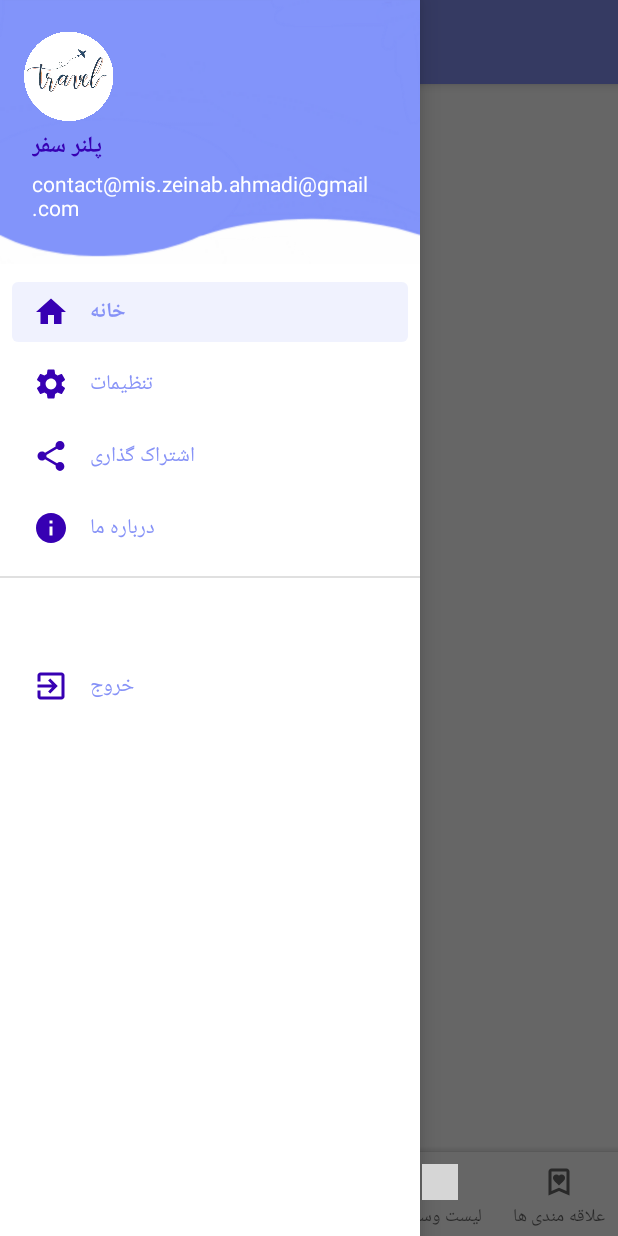
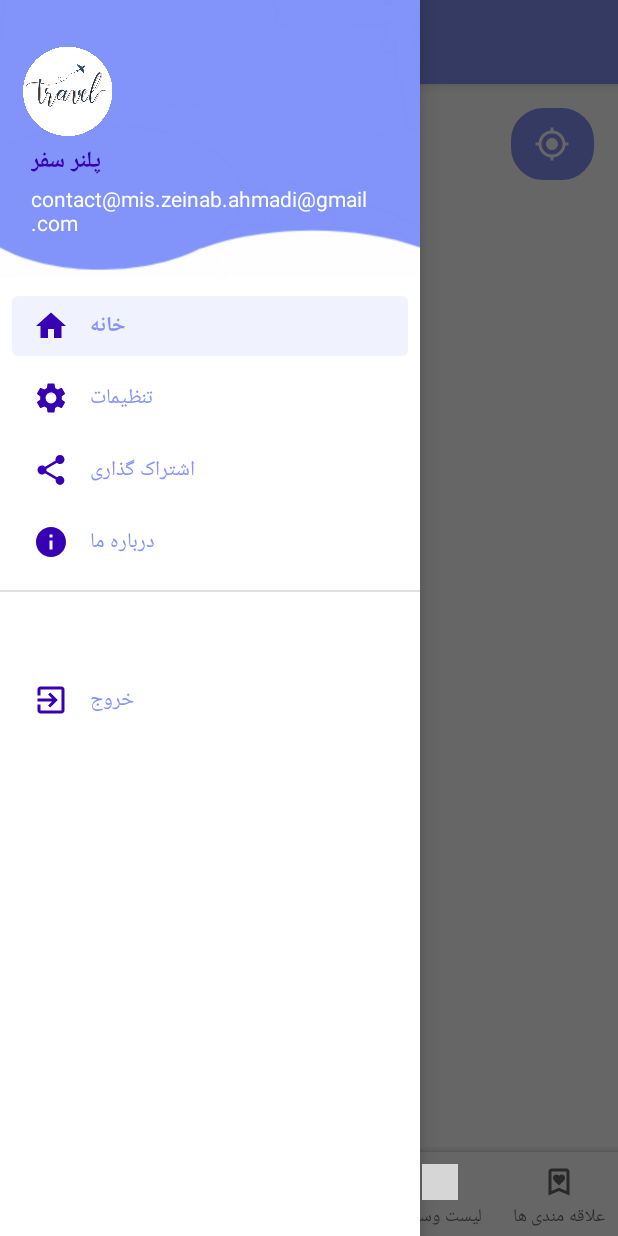
Before and after one commit to zahmadi98/TravelPlanner, an Android app: the fragment MapSelectFragment placed in its activity, with the side drawer open, on a phone screen of 412 x 824 dp. Run offline under Robolectric (Android 15) with nearby library versions, the phone set to English and light mode, and no system bars; libraries missing offline, so code that uses them is left out: org.osmdroid.config, org.osmdroid.util, org.osmdroid.views; plain views replace MapView; 6 statements that could not run were skipped; grey boxes are pictures that could not be loaded.

Commit message:
fixed bug

```diff
--- a/app/build.gradle
+++ b/app/build.gradle
@@ -35,6 +35,7 @@ dependencies {
     implementation libs.constraintlayout
 
     implementation 'org.osmdroid:osmdroid-android:6.1.14'
+    implementation libs.play.services.location
 
     testImplementation libs.junit
     androidTestImplementation libs.ext.junit
--- a/app/src/main/java/com/example/travelplanner/CustomScrollView.java
+++ b/app/src/main/java/com/example/travelplanner/CustomScrollView.java
@@ -18,7 +18,6 @@ public class CustomScrollView extends ScrollView {
     @Override
     public boolean onInterceptTouchEvent(MotionEvent ev) {
         if (ev.getPointerCount() > 1) {
-            // وقتی بیش از یک انگشت لمس کرد، اسکرول ویو رو رویداد رو نگیره، یعنی بزاره پایین تر هندل بشه
             return false;
         }
         return super.onInterceptTouchEvent(ev);
--- a/app/src/main/java/com/example/travelplanner/MainActivity.java
+++ b/app/src/main/java/com/example/travelplanner/MainActivity.java
@@ -24,14 +24,12 @@ public class MainActivity extends AppCompatActivity {
         setContentView(R.layout.activity_main);
         userManager = new UserManager(this);
 
-        // پدینگ برای بار سیستم
         ViewCompat.setOnApplyWindowInsetsListener(findViewById(R.id.main), (v, insets) -> {
             Insets systemBars = insets.getInsets(WindowInsetsCompat.Type.systemBars());
             v.setPadding(systemBars.left, systemBars.top, systemBars.right, systemBars.bottom);
             return insets;
         });
 
-        // ورود به صفحه ثبت‌نام
         TextView signupText = findViewById(R.id.signinText);
         signupText.setOnClickListener(v -> {
             Intent intent = new Intent(MainActivity.this, SignupActivity.class);
--- a/app/src/main/java/com/example/travelplanner/MapSelectFragment.java
+++ b/app/src/main/java/com/example/travelplanner/MapSelectFragment.java
@@ -5,8 +5,6 @@ import android.annotation.SuppressLint;
 import android.content.pm.PackageManager;
 import android.os.Bundle;
 
-import androidx.activity.result.ActivityResultLauncher;
-import androidx.activity.result.contract.ActivityResultContracts;
 import androidx.annotation.NonNull;
 import androidx.annotation.Nullable;
 import androidx.core.content.ContextCompat;
@@ -19,6 +17,9 @@ import android.view.ViewGroup;
 import android.widget.Button;
 import android.widget.Toast;
 
+import com.google.android.gms.location.FusedLocationProviderClient;
+import com.google.android.gms.location.LocationServices;
+
 import org.osmdroid.config.Configuration;
 import org.osmdroid.util.GeoPoint;
 import org.osmdroid.views.MapView;
@@ -29,7 +30,8 @@ public class MapSelectFragment extends Fragment {
     private MapView mapView;
     private Marker selectedMarker;
     private GeoPoint selectedPoint;
-    private Button btnConfirm;
+    private Button btnConfirm, btnCurrentLocation;
+    private FusedLocationProviderClient fusedLocationClient;
 
     @Nullable
     @Override
@@ -45,25 +47,22 @@ public class MapSelectFragment extends Fragment {
         super.onViewCreated(view, savedInstanceState);
 
         btnConfirm = view.findViewById(R.id.btnConfirm);
+        btnCurrentLocation = view.findViewById(R.id.btnCurrentLocation);
         mapView = view.findViewById(R.id.map);
         mapView.setMultiTouchControls(true);
+
+        fusedLocationClient = LocationServices.getFusedLocationProviderClient(requireActivity());
 
         checkLocationPermissions();
 
         // نقطه شروع (مرکز ایران)
         GeoPoint startPoint = new GeoPoint(32.4279, 53.6880);
         mapView.post(() -> {
-        mapView.getController().setZoom(5.0);
-        mapView.getController().animateTo(startPoint);
+            mapView.getController().setZoom(5.0);
+            mapView.getController().animateTo(startPoint);
         });
 
-        mapView.invalidate();
-        mapView.setMultiTouchControls(true);
-
-        mapView.setOnClickListener(v -> Toast.makeText(getContext(), "روی نقشه کلیک کن!", Toast.LENGTH_SHORT).show());
-
-        mapView.getOverlays().clear();
-
+        // انتخاب مکان با لمس
         mapView.setOnTouchListener((v, event) -> {
             if (event.getAction() == MotionEvent.ACTION_UP) {
                 GeoPoint point = (GeoPoint) mapView.getProjection().fromPixels((int) event.getX(), (int) event.getY());
@@ -80,6 +79,7 @@ public class MapSelectFragment extends Fragment {
             return false;
         });
 
+        // دکمه تأیید
         btnConfirm.setOnClickListener(v -> {
             if (selectedPoint != null) {
                 String locationText = "Lat: " + selectedPoint.getLatitude() + ", Lon: " + selectedPoint.getLongitude();
@@ -94,36 +94,51 @@ public class MapSelectFragment extends Fragment {
                 Toast.makeText(getContext(), "لطفا ابتدا مکان را انتخاب کنید", Toast.LENGTH_SHORT).show();
             }
         });
+
+        // دکمه مکان فعلی
+        btnCurrentLocation.setOnClickListener(v -> startLocationRelatedTask());
     }
 
-    private final ActivityResultLauncher<String[]> locationPermissionLauncher =
-            registerForActivityResult(new ActivityResultContracts.RequestMultiplePermissions(), result -> {
-                Boolean fineLocationGranted = result.getOrDefault(Manifest.permission.ACCESS_FINE_LOCATION, false);
-                Boolean coarseLocationGranted = result.getOrDefault(Manifest.permission.ACCESS_COARSE_LOCATION, false);
-                if (Boolean.TRUE.equals(fineLocationGranted) && Boolean.TRUE.equals(coarseLocationGranted)) {
-                    startLocationRelatedTask();
-                } else {
-                    Toast.makeText(getContext(), "مجوز دسترسی به موقعیت داده نشد!", Toast.LENGTH_SHORT).show();
-                }
-            });
-
     private void checkLocationPermissions() {
-        if (ContextCompat.checkSelfPermission(requireContext(), Manifest.permission.ACCESS_FINE_LOCATION)
-                != PackageManager.PERMISSION_GRANTED ||
-                ContextCompat.checkSelfPermission(requireContext(), Manifest.permission.ACCESS_COARSE_LOCATION)
-                        != PackageManager.PERMISSION_GRANTED) {
-
-            locationPermissionLauncher.launch(new String[]{
-                    Manifest.permission.ACCESS_FINE_LOCATION,
-                    Manifest.permission.ACCESS_COARSE_LOCATION
-            });
-        } else {
-            startLocationRelatedTask();
-        }
+        // اینجا می‌تونی سیستم درخواست مجوز رو اضافه کنی
     }
 
     private void startLocationRelatedTask() {
         Toast.makeText(getContext(), "مجوزهای لوکیشن داده شدند، آماده کار!", Toast.LENGTH_SHORT).show();
-        // اینجا میتونی کاری مثل گرفتن لوکیشن فعلی یا کار دیگه‌ای انجام بدی
+
+        if (ContextCompat.checkSelfPermission(requireContext(), Manifest.permission.ACCESS_FINE_LOCATION)
+                == PackageManager.PERMISSION_GRANTED) {
+
+            fusedLocationClient.getLastLocation()
+                    .addOnSuccessListener(location -> {
+                        if (location != null) {
+                            double latitude = location.getLatitude();
+                            double longitude = location.getLongitude();
+
+                            GeoPoint currentLocation = new GeoPoint(latitude, longitude);
+                            mapView.getController().setZoom(15.0);
+                            mapView.getController().animateTo(currentLocation);
+
+                            // مارکر مکان فعلی
+                            if (selectedMarker != null) {
+                                mapView.getOverlays().remove(selectedMarker);
+                            }
+                            selectedMarker = new Marker(mapView);
+                            selectedMarker.setPosition(currentLocation);
+                            selectedMarker.setTitle("مکان فعلی من");
+                            mapView.getOverlays().add(selectedMarker);
+                            mapView.invalidate();
+
+                            Toast.makeText(getContext(), "موقعیت فعلی: " + latitude + ", " + longitude, Toast.LENGTH_SHORT).show();
+                        } else {
+                            Toast.makeText(getContext(), "موقعیت فعلی پیدا نشد", Toast.LENGTH_SHORT).show();
+                        }
+                    })
+                    .addOnFailureListener(e -> {
+                        Toast.makeText(getContext(), "خطا در دریافت موقعیت: " + e.getMessage(), Toast.LENGTH_SHORT).show();
+                    });
+        } else {
+            Toast.makeText(getContext(), "مجوز لوکیشن داده نشده", Toast.LENGTH_SHORT).show();
+        }
     }
 }
--- /dev/null
+++ b/app/src/main/res/drawable/baseline_my_location_24.xml
@@ -0,0 +1,5 @@
+<vector xmlns:android="http://schemas.android.com/apk/res/android" android:height="24dp" android:tint="#FFFFFFFF" android:viewportHeight="24" android:viewportWidth="24" android:width="24dp">
+
+    <path android:fillColor="@android:color/white" android:pathData="M12,8c-2.21,0 -4,1.79 -4,4s1.79,4 4,4 4,-1.79 4,-4 -1.79,-4 -4,-4zM20.94,11c-0.46,-4.17 -3.77,-7.48 -7.94,-7.94L13,1h-2v2.06C6.83,3.52 3.52,6.83 3.06,11L1,11v2h2.06c0.46,4.17 3.77,7.48 7.94,7.94L11,23h2v-2.06c4.17,-0.46 7.48,-3.77 7.94,-7.94L23,13v-2h-2.06zM12,19c-3.87,0 -7,-3.13 -7,-7s3.13,-7 7,-7 7,3.13 7,7 -3.13,7 -7,7z"/>
+
+</vector>
--- a/app/src/main/res/layout/fragment_map_select.xml
+++ b/app/src/main/res/layout/fragment_map_select.xml
@@ -1,3 +1,7 @@
+<RelativeLayout xmlns:android="http://schemas.android.com/apk/res/android"
+    android:layout_width="match_parent"
+    android:layout_height="match_parent">
+
     <RelativeLayout xmlns:android="http://schemas.android.com/apk/res/android"
         android:layout_width="match_parent"
         android:layout_height="match_parent">
@@ -8,12 +12,26 @@
             android:layout_height="match_parent" />
 
         <Button
+            android:id="@+id/btnCurrentLocation"
+            android:layout_width="55dp"
+            android:layout_height="wrap_content"
+            android:drawableRight="@drawable/baseline_my_location_24"
+            android:layout_alignParentTop="true"
+            android:layout_alignParentEnd="true"
+            android:layout_margin="16dp"
+            android:background="@drawable/custom_edittext"
+            android:textColor="@color/white" />
+
+        <Button
             android:id="@+id/btnConfirm"
-        android:layout_width="wrap_content"
-        android:layout_height="wrap_content"
+            android:layout_width="150dp"
+            android:layout_height="40dp"
             android:text="تایید مکان"
+            android:background="@drawable/custom_edittext"
             android:layout_alignParentBottom="true"
             android:layout_centerHorizontal="true"
             android:layout_margin="16dp" />
 
     </RelativeLayout>
+
+</RelativeLayout>
--- a/app/src/main/res/layout/nav_header.xml
+++ b/app/src/main/res/layout/nav_header.xml
@@ -3,9 +3,9 @@
     xmlns:android="http://schemas.android.com/apk/res/android"
     android:orientation="vertical"
     android:layout_width="match_parent"
-    android:layout_height="176dp"
+    android:layout_height="185dp"
     android:gravity="bottom"
-    android:padding="16dp"
+    android:padding="15dp"
     android:background="@drawable/headerbkg"
     android:theme="@style/ThemeOverlay.AppCompat.Dark">
 
--- a/gradle/libs.versions.toml
+++ b/gradle/libs.versions.toml
@@ -7,6 +7,7 @@ appcompat = "1.6.1"
 material = "1.10.0"
 activity = "1.8.0"
 constraintlayout = "2.1.4"
+playServicesLocation = "21.3.0"
 
 [libraries]
 junit = { group = "junit", name = "junit", version.ref = "junit" }
@@ -16,6 +17,7 @@ appcompat = { group = "androidx.appcompat", name = "appcompat", version.ref = "a
 material = { group = "com.google.android.material", name = "material", version.ref = "material" }
 activity = { group = "androidx.activity", name = "activity", version.ref = "activity" }
 constraintlayout = { group = "androidx.constraintlayout", name = "constraintlayout", version.ref = "constraintlayout" }
+play-services-location = { group = "com.google.android.gms", name = "play-services-location", version.ref = "playServicesLocation" }
 
 [plugins]
 android-application = { id = "com.android.application", version.ref = "agp" }
```
Also changed, not shown: app/src/main/java/com/example/travelplanner/HomeActivity.java (+4 -8 lines), app/src/main/java/com/example/travelplanner/UploadPhotoFragment.java (+8 -6 lines). Lines whose indentation alone changed are shown as unchanged.
